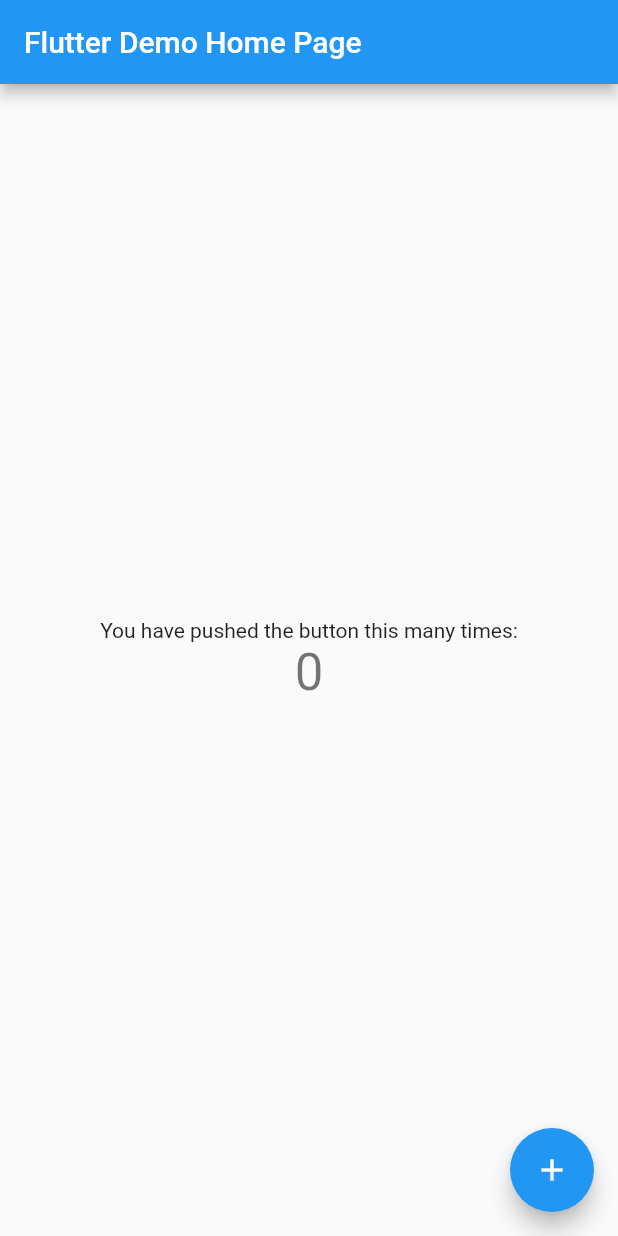
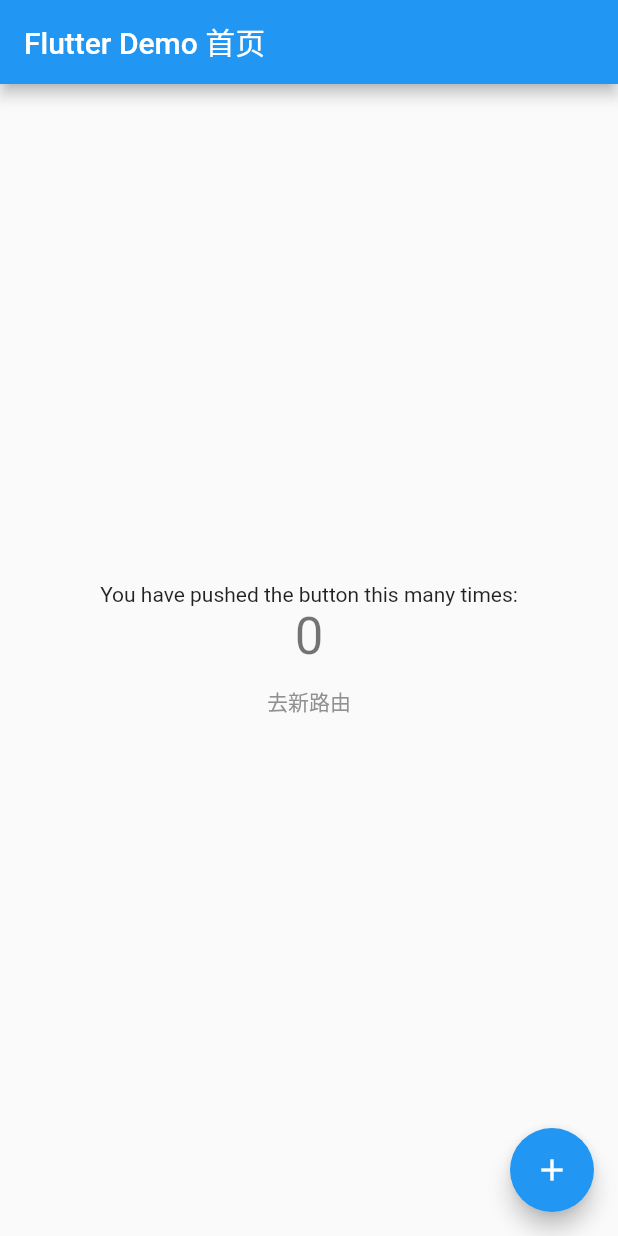
Before and after one commit to iq9891/first_flutter, a Flutter app: the screen it shows after launch, on a phone screen of 412 x 824 dp. Run offline on Flutter 3.47's test engine with Material 2 defaults, Android fonts, the phone set to English and light mode, and no system bars.

```diff
--- a/lib/main.dart
+++ b/lib/main.dart
@@ -1,117 +1,7 @@
 import 'package:flutter/material.dart';
+
+import './view/app.dart';
 
 void main() {
   runApp(MyApp());
 }
-
-class MyApp extends StatelessWidget {
-  // This widget is the root of your application.
-  @override
-  Widget build(BuildContext context) {
-    return MaterialApp(
-      title: 'Flutter Demo',
-      theme: ThemeData(
-        // This is the theme of your application.
-        //
-        // Try running your application with "flutter run". You'll see the
-        // application has a blue toolbar. Then, without quitting the app, try
-        // changing the primarySwatch below to Colors.green and then invoke
-        // "hot reload" (press "r" in the console where you ran "flutter run",
-        // or simply save your changes to "hot reload" in a Flutter IDE).
-        // Notice that the counter didn't reset back to zero; the application
-        // is not restarted.
-        primarySwatch: Colors.blue,
-        // This makes the visual density adapt to the platform that you run
-        // the app on. For desktop platforms, the controls will be smaller and
-        // closer together (more dense) than on mobile platforms.
-        visualDensity: VisualDensity.adaptivePlatformDensity,
-      ),
-      home: MyHomePage(title: 'Flutter Demo Home Page'),
-    );
-  }
-}
-
-class MyHomePage extends StatefulWidget {
-  MyHomePage({Key key, this.title}) : super(key: key);
-
-  // This widget is the home page of your application. It is stateful, meaning
-  // that it has a State object (defined below) that contains fields that affect
-  // how it looks.
-
-  // This class is the configuration for the state. It holds the values (in this
-  // case the title) provided by the parent (in this case the App widget) and
-  // used by the build method of the State. Fields in a Widget subclass are
-  // always marked "final".
-
-  final String title;
-
-  @override
-  _MyHomePageState createState() => _MyHomePageState();
-}
-
-class _MyHomePageState extends State<MyHomePage> {
-  int _counter = 0;
-
-  void _incrementCounter() {
-    setState(() {
-      // This call to setState tells the Flutter framework that something has
-      // changed in this State, which causes it to rerun the build method below
-      // so that the display can reflect the updated values. If we changed
-      // _counter without calling setState(), then the build method would not be
-      // called again, and so nothing would appear to happen.
-      _counter++;
-    });
-  }
-
-  @override
-  Widget build(BuildContext context) {
-    // This method is rerun every time setState is called, for instance as done
-    // by the _incrementCounter method above.
-    //
-    // The Flutter framework has been optimized to make rerunning build methods
-    // fast, so that you can just rebuild anything that needs updating rather
-    // than having to individually change instances of widgets.
-    return Scaffold(
-      appBar: AppBar(
-        // Here we take the value from the MyHomePage object that was created by
-        // the App.build method, and use it to set our appbar title.
-        title: Text(widget.title),
-      ),
-      body: Center(
-        // Center is a layout widget. It takes a single child and positions it
-        // in the middle of the parent.
-        child: Column(
-          // Column is also a layout widget. It takes a list of children and
-          // arranges them vertically. By default, it sizes itself to fit its
-          // children horizontally, and tries to be as tall as its parent.
-          //
-          // Invoke "debug painting" (press "p" in the console, choose the
-          // "Toggle Debug Paint" action from the Flutter Inspector in Android
-          // Studio, or the "Toggle Debug Paint" command in Visual Studio Code)
-          // to see the wireframe for each widget.
-          //
-          // Column has various properties to control how it sizes itself and
-          // how it positions its children. Here we use mainAxisAlignment to
-          // center the children vertically; the main axis here is the vertical
-          // axis because Columns are vertical (the cross axis would be
-          // horizontal).
-          mainAxisAlignment: MainAxisAlignment.center,
-          children: <Widget>[
-            Text(
-              'You have pushed the button this many times:',
-            ),
-            Text(
-              '$_counter',
-              style: Theme.of(context).textTheme.headline4,
-            ),
-          ],
-        ),
-      ),
-      floatingActionButton: FloatingActionButton(
-        onPressed: _incrementCounter,
-        tooltip: 'Increment',
-        child: Icon(Icons.add),
-      ), // This trailing comma makes auto-formatting nicer for build methods.
-    );
-  }
-}
--- /dev/null
+++ b/lib/view/app.dart
@@ -0,0 +1,32 @@
+import 'package:flutter/material.dart';
+
+import 'page/page_home.dart';
+import 'page/page_hello.dart';
+
+class MyApp extends StatelessWidget {
+
+  _genRouter(context, settings) {
+    String routeName = settings.name;
+    print(routeName);
+  }
+  // This widget is the root of your application.
+  @override
+  Widget build(BuildContext context) {
+    return MaterialApp(
+      title: 'Flutter Demo',
+      theme: ThemeData(
+        primarySwatch: Colors.blue,
+        visualDensity: VisualDensity.adaptivePlatformDensity,
+      ),
+      //注册路由表
+      initialRoute: '/',
+      routes:{
+        "Hello":(context) => Hello(),
+        "/":(context) => MyHomePage(title: 'Flutter Demo 首页'), //注册首页路由
+      },
+      onGenerateRoute:(RouteSettings settings){
+        return MaterialPageRoute(builder: (context) => _genRouter(context, settings));
+      },
+    );
+  }
+}
--- /dev/null
+++ b/lib/view/page/page_home.dart
@@ -0,0 +1,57 @@
+import 'package:flutter/material.dart';
+
+class MyHomePage extends StatefulWidget {
+  MyHomePage({Key key, this.title}) : super(key: key);
+
+  final String title;
+
+  @override
+  _MyHomePageState createState() => _MyHomePageState();
+}
+
+const aaa = '909090';
+
+class _MyHomePageState extends State<MyHomePage> {
+  int _counter = 0;
+
+  void _incrementCounter() {
+    setState(() {
+      _counter++;
+    });
+  }
+
+  @override
+  Widget build(BuildContext context) {
+    return Scaffold(
+      appBar: AppBar(
+        title: Text(widget.title),
+      ),
+      body: Center(
+        child: Column(
+          mainAxisAlignment: MainAxisAlignment.center,
+          children: <Widget>[
+            Text(
+              'You have pushed the button this many times:',
+            ),
+            Text(
+              '$_counter',
+              style: Theme.of(context).textTheme.headline4,
+            ),
+            FlatButton(
+              child: Text('去新路由'),
+              textColor: Color(int.parse('0xff$aaa')),
+              onPressed: () {
+                Navigator.pushReplacementNamed(context, 'Hello');
+              },
+            )
+          ],
+        ),
+      ),
+      floatingActionButton: FloatingActionButton(
+        onPressed: _incrementCounter,
+        tooltip: 'Increment',
+        child: Icon(Icons.add),
+      ),
+    );
+  }
+}
```
Also changed, not shown: lib/view/page/page_hello.dart (added, +27 -0 lines), 1 other file.
